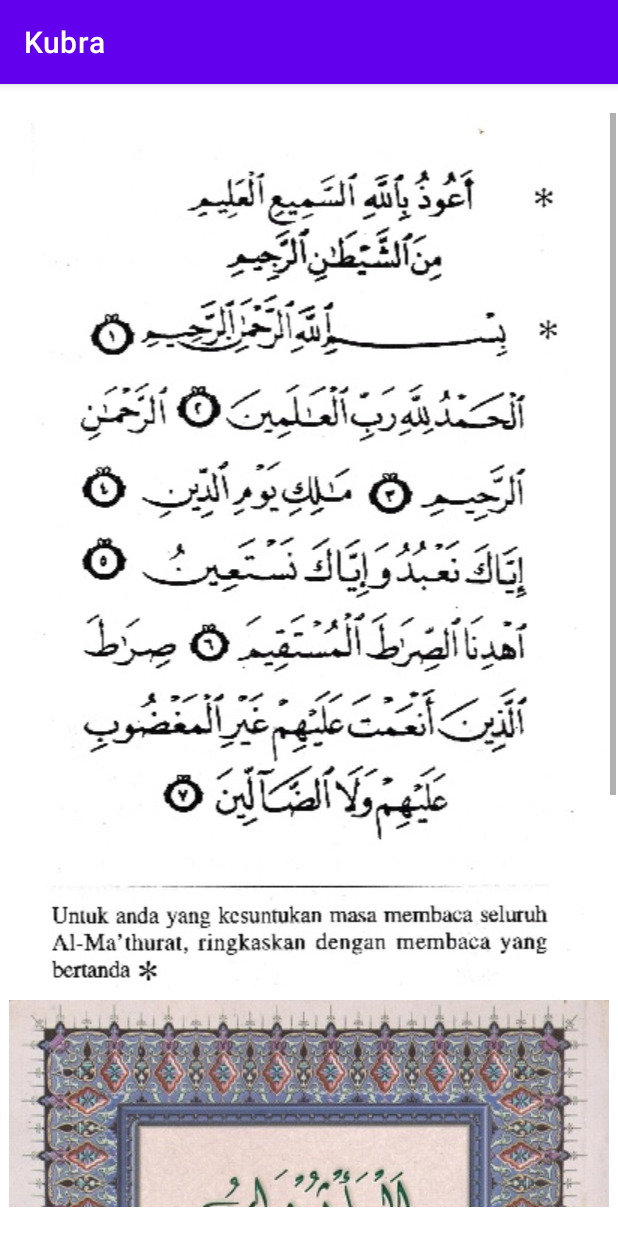
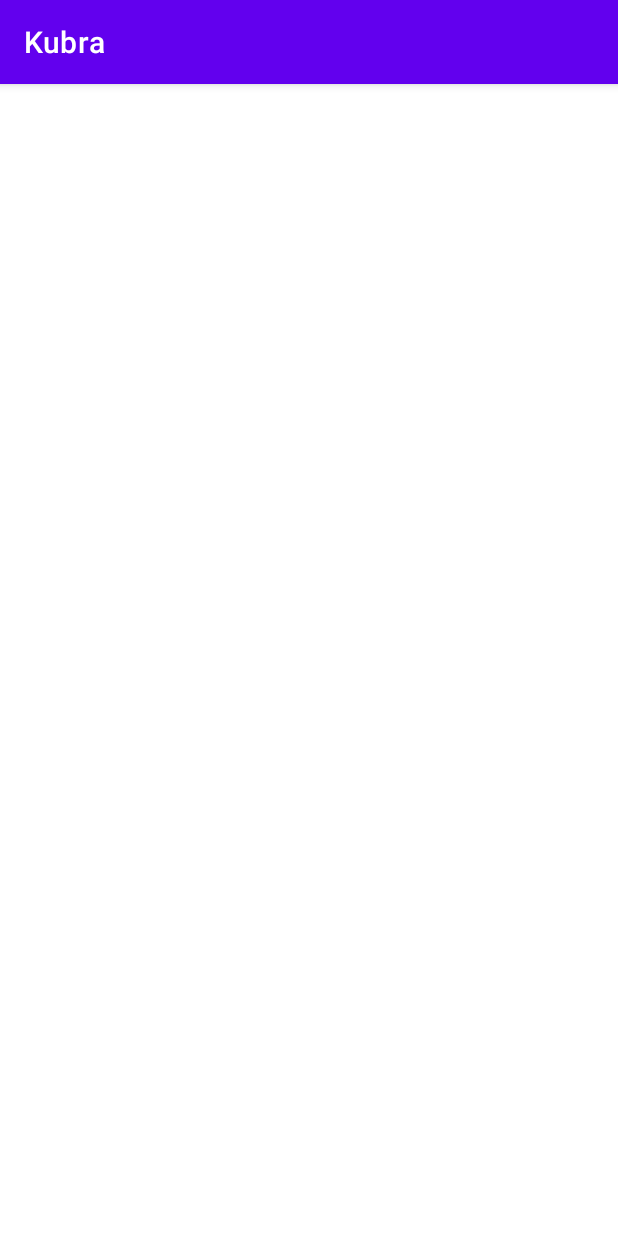
Before and after one commit to danialrazham/al-mathurat-Elysian, an Android app: the activityKubra screen opened directly, with no data from a screen before it, on a phone screen of 412 x 824 dp. Run offline under Robolectric (Android 15) with nearby library versions, the phone set to English and light mode, and no system bars.

Commit message:
I figured out scrolling images, this commit includes an added background to the main activity. Using ScrollView or HorizontalScrollView in sughra and kubra should work well. Now i need the images themselves hahaha, time to start screenshotting

```diff
--- a/app/src/main/res/layout/activity_kubra.xml
+++ b/app/src/main/res/layout/activity_kubra.xml
@@ -4,38 +4,4 @@
     xmlns:tools="http://schemas.android.com/tools"
     android:layout_width="match_parent"
     android:layout_height="match_parent"
-    tools:context=".activityKubra">
-
-    <ScrollView
-        android:layout_width="409dp"
-        android:layout_height="729dp"
-        android:layout_marginStart="1dp"
-        android:layout_marginLeft="1dp"
-        android:layout_marginTop="1dp"
-        android:layout_marginEnd="1dp"
-        android:layout_marginRight="1dp"
-        android:layout_marginBottom="1dp"
-        app:layout_constraintBottom_toBottomOf="parent"
-        app:layout_constraintEnd_toEndOf="parent"
-        app:layout_constraintStart_toStartOf="parent"
-        app:layout_constraintTop_toTopOf="parent">
-
-        <LinearLayout
-            android:layout_width="match_parent"
-            android:layout_height="wrap_content"
-            android:orientation="vertical">
-
-            <ImageView
-                android:id="@+id/imageView4"
-                android:layout_width="match_parent"
-                android:layout_height="wrap_content"
-                app:srcCompat="@drawable/mathurat2" />
-
-            <ImageView
-                android:id="@+id/imageView5"
-                android:layout_width="match_parent"
-                android:layout_height="wrap_content"
-                app:srcCompat="@drawable/mathuratfront" />
-        </LinearLayout>
-    </ScrollView>
-</androidx.constraintlayout.widget.ConstraintLayout>
+    tools:context=".activityKubra"/>
--- a/app/src/main/res/layout/activity_main.xml
+++ b/app/src/main/res/layout/activity_main.xml
@@ -4,7 +4,7 @@
     xmlns:tools="http://schemas.android.com/tools"
     android:layout_width="match_parent"
     android:layout_height="match_parent"
-    android:background="#00BCD4"
+    android:background="@drawable/background_main"
     tools:context=".MainActivity">
 
     <TextView
@@ -76,4 +76,5 @@
         app:layout_constraintHorizontal_bias="1.0"
         app:layout_constraintStart_toStartOf="parent"
         app:layout_constraintTop_toTopOf="parent" />
+
 </androidx.constraintlayout.widget.ConstraintLayout>
--- a/app/src/main/res/layout/activity_sughra.xml
+++ b/app/src/main/res/layout/activity_sughra.xml
@@ -6,4 +6,17 @@
     android:layout_height="match_parent"
     tools:context=".activitySughra">
 
+    <HorizontalScrollView
+        android:layout_width="409dp"
+        android:layout_height="729dp"
+        app:layout_constraintBottom_toBottomOf="parent"
+        app:layout_constraintEnd_toEndOf="parent"
+        app:layout_constraintStart_toStartOf="parent"
+        app:layout_constraintTop_toTopOf="parent">
+
+        <LinearLayout
+            android:layout_width="wrap_content"
+            android:layout_height="match_parent"
+            android:orientation="vertical" />
+    </HorizontalScrollView>
 </androidx.constraintlayout.widget.ConstraintLayout>
```
Also changed, not shown: app/src/main/res/drawable-mdpi/background_main.png (added), app/src/main/res/drawable-mdpi/mathurat2.jpg (deleted), app/src/main/res/drawable-mdpi/mathuratfront.jpg (deleted).
